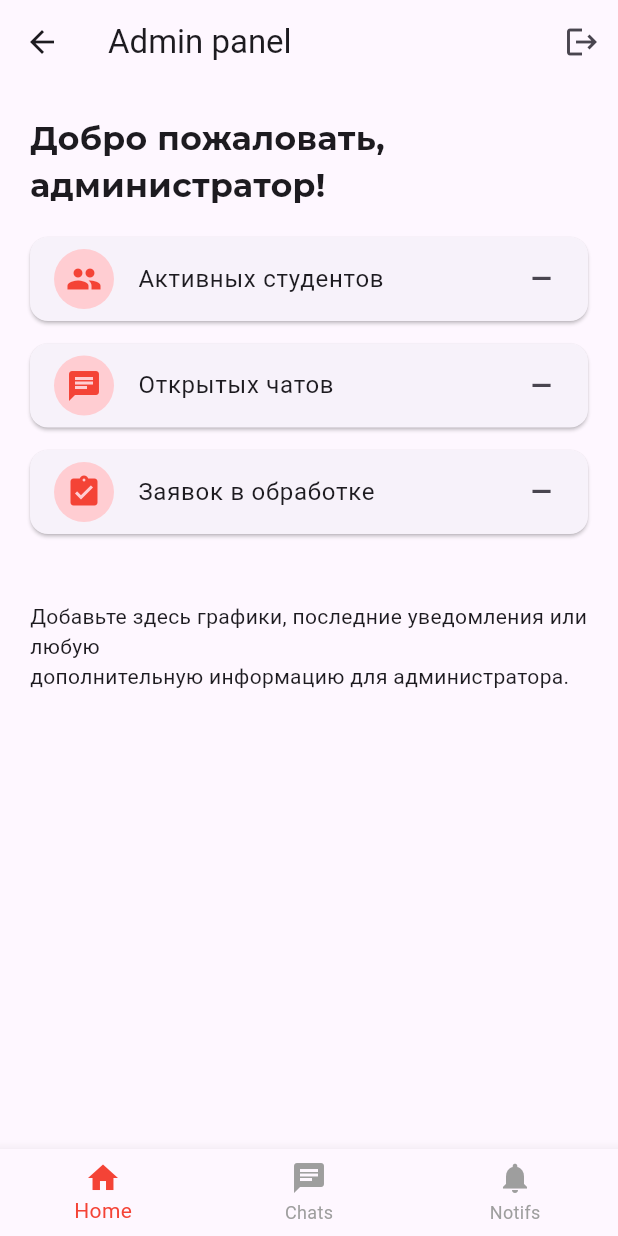
After one commit to asssemka/DormMate_Mobile, a Flutter app: the AdminMainScreen screen opened by its route, on a phone screen of 412 x 824 dp. The commit adds this screen. Run offline on Flutter 3.47's test engine with Material 3 defaults, Android fonts, the phone set to English and light mode, and no system bars; our stand-ins replace flutter_screenutil, font_awesome_flutter, google_fonts, image_picker, shared_preferences; accounts and stored records are empty; network calls fail.

Commit message:
admin pages

```diff
--- a/lib/main.dart
+++ b/lib/main.dart
@@ -9,17 +9,18 @@ import 'screens/apply_screen.dart';
 import 'screens/test_page.dart';
 import 'screens/notifications_screen.dart';
 
+// --- Админские:
+import 'screens/admin/admin_main_screen.dart';
+
 void main() {
   runApp(DormMateApp());
 }
 
 class DormMateApp extends StatelessWidget {
-  const DormMateApp({super.key});
-
   @override
   Widget build(BuildContext context) {
     return ScreenUtilInit(
-      designSize: Size(390, 844),
+      designSize: const Size(390, 844),
       minTextAdapt: true,
       splitScreenMode: true,
       builder: (context, child) {
@@ -27,7 +28,7 @@ class DormMateApp extends StatelessWidget {
           debugShowCheckedModeBanner: false,
           initialRoute: '/',
           routes: {
-           '/': (context) => SplashScreen(),
+            '/': (context) => SplashScreen(),
             '/home': (context) => HomePage(),
             '/login': (context) => const LoginScreen(),
             '/profile': (context) => ProfileScreen(),
@@ -39,7 +40,10 @@ class DormMateApp extends StatelessWidget {
                     Navigator.pushNamed(context, '/chat');
                   },
                 ),
-          }
+
+            // Новый маршрут
+            '/adminMain': (context) => const AdminMainScreen(),
+          },
         );
       },
     );
--- /dev/null
+++ b/lib/screens/admin/admin_home_screen.dart
@@ -0,0 +1,70 @@
+import 'package:flutter/material.dart';
+import 'package:google_fonts/google_fonts.dart';
+
+/// Простейшая «домашняя» страница администратора.
+/// Здесь только приветствие и заглушка‑статистика.
+class AdminHomeScreen extends StatelessWidget {
+  const AdminHomeScreen({Key? key}) : super(key: key);
+
+  @override
+  Widget build(BuildContext context) {
+    return SingleChildScrollView(
+      padding: const EdgeInsets.all(20),
+      child: Column(
+        crossAxisAlignment: CrossAxisAlignment.start,
+        children: [
+          Text(
+            'Добро пожаловать, администратор!',
+            style: GoogleFonts.montserrat(
+              fontSize: 22,
+              fontWeight: FontWeight.bold,
+            ),
+          ),
+          const SizedBox(height: 20),
+
+          // ───────── КАРТОЧКИ‑СТАТИСТИКИ ─────────
+          _buildStatCard(
+            icon: Icons.people,
+            label: 'Активных студентов',
+            value: '—',
+          ),
+          _buildStatCard(
+            icon: Icons.chat,
+            label: 'Открытых чатов',
+            value: '—',
+          ),
+          _buildStatCard(
+            icon: Icons.assignment_turned_in,
+            label: 'Заявок в обработке',
+            value: '—',
+          ),
+
+          const SizedBox(height: 30),
+          const Text(
+              'Добавьте здесь графики, последние уведомления или любую\nдополнительную информацию для администратора.'),
+        ],
+      ),
+    );
+  }
+
+  /// Маленькая карточка со значком, меткой и значением
+  Widget _buildStatCard({
+    required IconData icon,
+    required String label,
+    required String value,
+  }) {
+    return Card(
+      margin: const EdgeInsets.only(bottom: 15),
+      child: ListTile(
+        leading: CircleAvatar(
+          backgroundColor: Colors.red.shade100,
+          child: Icon(icon, color: Colors.red),
+        ),
+        title: Text(label),
+        trailing: Text(value,
+            style: const TextStyle(
+                fontSize: 18, fontWeight: FontWeight.bold)),
+      ),
+    );
+  }
+}
--- /dev/null
+++ b/lib/screens/admin/admin_main_screen.dart
@@ -0,0 +1,56 @@
+import 'package:flutter/material.dart';
+import '../../services/api.dart';               // AuthService.logout()
+import 'admin_home_screen.dart';
+import 'admin_chat_list_screen.dart';
+import 'admin_notifications_screen.dart';
+
+/// Главное «дно» администратора: 3 вкладки (Home, Chats, Notifs)
+class AdminMainScreen extends StatefulWidget {
+  const AdminMainScreen({Key? key}) : super(key: key);
+
+  @override
+  State<AdminMainScreen> createState() => _AdminMainScreenState();
+}
+
+class _AdminMainScreenState extends State<AdminMainScreen> {
+  int _current = 0;
+
+  final List<Widget> _tabs = const [
+    AdminHomeScreen(),
+    AdminChatListScreen(),
+    AdminNotificationsScreen(),
+  ];
+
+  @override
+  Widget build(BuildContext context) {
+    return Scaffold(
+      appBar: AppBar(
+        title: const Text('Admin panel'),
+        actions: [
+          IconButton(
+            icon: const Icon(Icons.logout),
+            onPressed: () async {
+              await AuthService.logout();
+              if (!mounted) return;
+              Navigator.pushNamedAndRemoveUntil(
+                  context, '/login', (_) => false);
+            },
+          ),
+        ],
+      ),
+      body: _tabs[_current],
+      bottomNavigationBar: BottomNavigationBar(
+        currentIndex: _current,
+        selectedItemColor: Colors.red,
+        unselectedItemColor: Colors.grey,
+        onTap: (idx) => setState(() => _current = idx),
+        items: const [
+          BottomNavigationBarItem(icon: Icon(Icons.home), label: 'Home'),
+          BottomNavigationBarItem(icon: Icon(Icons.chat), label: 'Chats'),
+          BottomNavigationBarItem(
+              icon: Icon(Icons.notifications), label: 'Notifs'),
+        ],
+      ),
+    );
+  }
+}
```
Also changed, not shown: lib/screens/admin/admin_chat_list_screen.dart (added, +91 -0 lines), lib/screens/admin/admin_chat_screen.dart (added, +167 -0 lines), lib/screens/admin/admin_notifications_screen.dart (added, +77 -0 lines).
